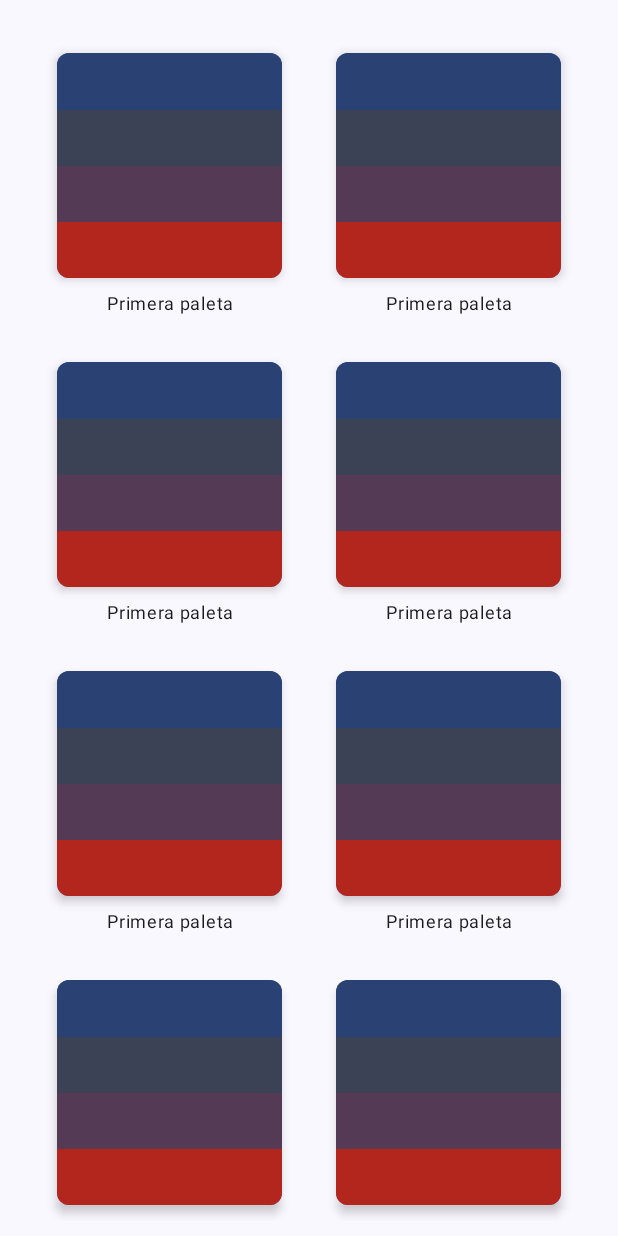
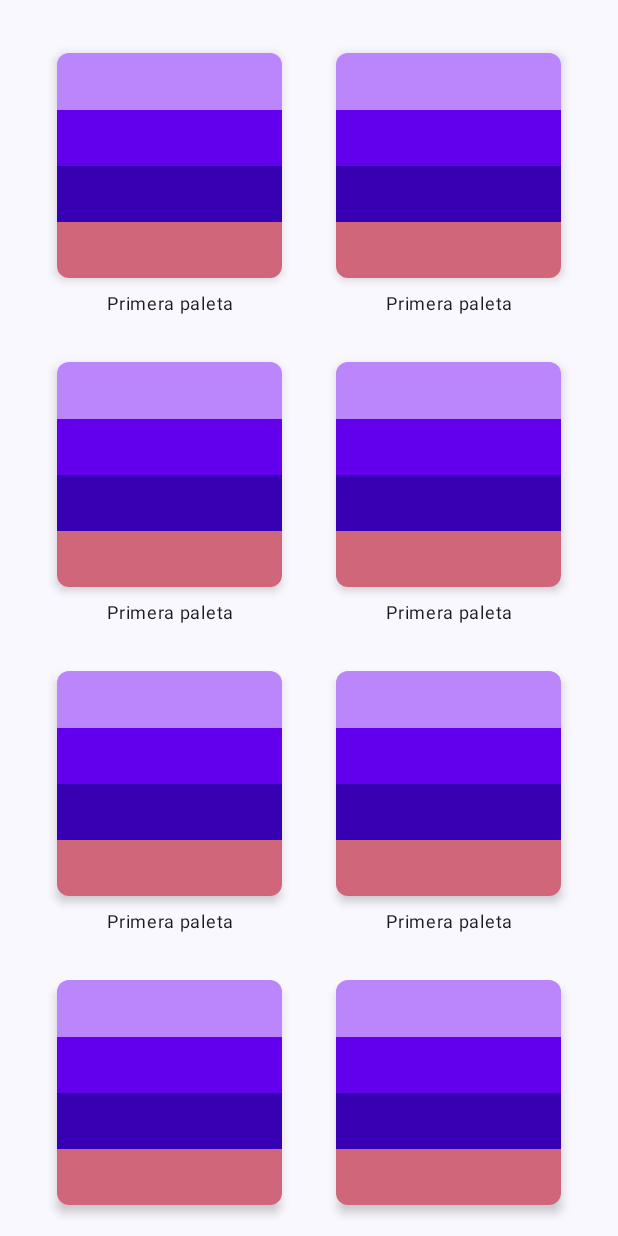
Before and after one commit to 0spol/ColorPlayground, an Android app built with Jetpack Compose: the screen it shows after launch (CardExample), on a phone screen of 412 x 824 dp. Run offline under Robolectric (Android 15) with nearby library versions, the phone set to English and light mode, and no system bars.

Commit message:
Color: Fazer os ajustes de cor no xml "IMPORTANTE"

```diff
--- a/app/src/main/java/com/ospol/colorplayground/testes/CardExample.kt
+++ b/app/src/main/java/com/ospol/colorplayground/testes/CardExample.kt
@@ -27,10 +27,13 @@ import androidx.compose.material3.Text
 import androidx.compose.runtime.Composable
 import androidx.compose.ui.Alignment
 import androidx.compose.ui.Modifier
+import androidx.compose.ui.graphics.Color
+import androidx.compose.ui.res.colorResource
 import androidx.compose.ui.text.style.TextAlign
 import androidx.compose.ui.tooling.preview.Preview
 import androidx.compose.ui.unit.dp
 import androidx.compose.ui.unit.sp
+import com.ospol.colorplayground.R
 import com.ospol.colorplayground.ui.theme.ColorPlaygroundTheme
 
 class CardExample : ComponentActivity()     {
@@ -74,21 +77,15 @@ fun MyCard2(){
     ) {
         Card(
             modifier = Modifier.size(width = 150.dp, height = 150.dp),
-            colors = CardDefaults.cardColors(
-                containerColor = MaterialTheme.colorScheme.primaryContainer
-            ),
             shape = RoundedCornerShape(8.dp),
             elevation = CardDefaults.cardElevation(defaultElevation = 4.dp)
         ) {
-            Column(
-
-            ) {
-                Box(modifier = Modifier.weight(1f).fillMaxWidth().background(MaterialTheme.colorScheme.primary))
-                Box(modifier = Modifier.weight(1f).fillMaxWidth().background(MaterialTheme.colorScheme.secondary))
-                Box(modifier = Modifier.weight(1f).fillMaxWidth().background(MaterialTheme.colorScheme.tertiary))
-                Box(modifier = Modifier.weight(1f).fillMaxWidth().background(MaterialTheme.colorScheme.error))
-            }
-        }
+            Column {
+                Box(modifier = Modifier.weight(1f).fillMaxWidth().background(colorResource(id = R.color.custom_primary)))
+                Box(modifier = Modifier.weight(1f).fillMaxWidth().background(colorResource(id = R.color.custom_secondary)))
+                Box(modifier = Modifier.weight(1f).fillMaxWidth().background(colorResource(id = R.color.custom_tertiary)))
+                Box(modifier = Modifier.weight(1f).fillMaxWidth().background(colorResource(id = R.color.custom_error)))
+            }}
         Text(
             text = "Primera paleta",
             modifier = Modifier
--- a/app/src/main/java/com/ospol/colorplayground/ui/theme/Color.kt
+++ b/app/src/main/java/com/ospol/colorplayground/ui/theme/Color.kt
@@ -1,5 +1,6 @@
 package com.ospol.colorplayground.ui.theme
 
+import androidx.compose.material3.lightColorScheme
 import androidx.compose.ui.graphics.Color
 
 val Purple80 = Color(0xFFD0BCFF)
@@ -10,7 +11,7 @@ val Purple40 = Color(0xFF6650a4)
 val PurpleGrey40 = Color(0xFF625b71)
 val Pink40 = Color(0xFF7D5260)
 
-val primaryLight = Color(0xFF006A67)
-val onPrimaryLight = Color(0xFFFFFFFF)
-val primaryContainerLight = Color(0xFF9CF1ED)
-val onPrimaryContainerLight = Color(0xFF00504E)
+val CustomPrimary = Color(0xFFBB86FC)
+val CustomSecondary = Color(0xFF6200EE)
+val CustomTertiary = Color(0xFF3700B3)
+val CustomError = Color(0xFFCF6679)
--- a/app/src/main/java/com/ospol/colorplayground/ui/theme/Theme.kt
+++ b/app/src/main/java/com/ospol/colorplayground/ui/theme/Theme.kt
@@ -12,31 +12,22 @@ import androidx.compose.runtime.Composable
 import androidx.compose.ui.platform.LocalContext
 
 private val DarkColorScheme = darkColorScheme(
-    primary = primaryLight,
-    secondary = primaryContainerLight,
-    tertiary = onPrimaryContainerLight
+    primary = CustomPrimary,
+    secondary = CustomSecondary,
+    tertiary = CustomTertiary,
+    error = CustomError
 )
 
 private val LightColorScheme = lightColorScheme(
-    primary = primaryLight,
-    secondary = primaryContainerLight,
-    tertiary = onPrimaryContainerLight
-
-    /* Other default colors to override
-    background = Color(0xFFFFFBFE),
-    surface = Color(0xFFFFFBFE),
-    onPrimary = Color.White,
-    onSecondary = Color.White,
-    onTertiary = Color.White,
-    onBackground = Color(0xFF1C1B1F),
-    onSurface = Color(0xFF1C1B1F),
-    */
+    primary = CustomPrimary,
+    secondary = CustomSecondary,
+    tertiary = CustomTertiary,
+    error = CustomError
 )
 
 @Composable
 fun ColorPlaygroundTheme(
     darkTheme: Boolean = isSystemInDarkTheme(),
-    // Dynamic color is available on Android 12+
     dynamicColor: Boolean = true,
     content: @Composable () -> Unit
 ) {
@@ -45,7 +36,6 @@ fun ColorPlaygroundTheme(
             val context = LocalContext.current
             if (darkTheme) dynamicDarkColorScheme(context) else dynamicLightColorScheme(context)
         }
-
         darkTheme -> DarkColorScheme
         else -> LightColorScheme
     }
--- a/app/src/main/res/values/colors.xml
+++ b/app/src/main/res/values/colors.xml
@@ -7,4 +7,11 @@
     <color name="teal_700">#FF018786</color>
     <color name="black">#FF000000</color>
     <color name="white">#FFFFFFFF</color>
+
+
+
+    <color name="custom_primary">#BB86FC</color>
+    <color name="custom_secondary">#6200EE</color>
+    <color name="custom_tertiary">#3700B3</color>
+    <color name="custom_error">#CF6679</color>
 </resources>
```
